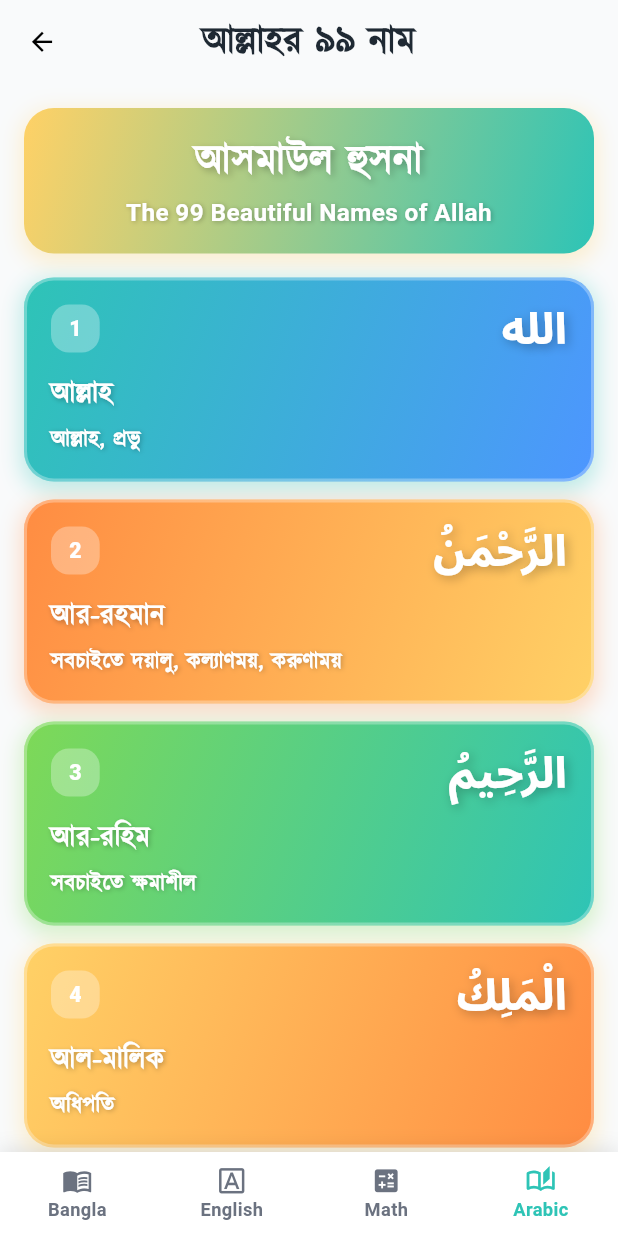
After one commit to KafiulIslam/magical_book, a Flutter app: the AllahNamesScreen screen opened by its route, on a phone screen of 412 x 824 dp. The commit adds this screen. Run offline on Flutter 3.47's test engine with Material 3 defaults, Android fonts, the phone set to English and light mode, and no system bars; our stand-ins replace flutter_riverpod, flutter_screenutil, flutter_svg, gap, go_router, photo_view.

Commit message:
built allah r name screen

```diff
--- a/lib/core/constants/arabic_constant.dart
+++ b/lib/core/constants/arabic_constant.dart
@@ -36,7 +36,7 @@ class ArabicConstants {
       subtitle: 'Names of Allah',
       icon: Icons.label_important_outline,
       color: AppColors.reward,
-      route: Routes.arabicHistory,
+      route: Routes.arabicAllahNames,
     ),
     // Category(
     //   title: 'ইসলামিক ইতিহাস',
@@ -808,5 +808,4 @@ class ArabicConstants {
       banglaMeaning: 'সর্বশ্রেষ্ঠ, গৌরবান্বিত',
     ),
   ];
-
 }
--- a/lib/core/router/app_router.dart
+++ b/lib/core/router/app_router.dart
@@ -6,6 +6,7 @@ import '../../features/arabic/presentation/views/arabic_page.dart';
 import '../../features/arabic/presentation/views/arabic_alphabet_screen.dart';
 import '../../features/arabic/presentation/views/arabic_surah_screen.dart';
 import '../../features/arabic/presentation/views/arabic_gojol_screen.dart';
+import '../../features/arabic/presentation/views/allah_names_screen.dart';
 import '../../features/arabic/presentation/views/surah_details_screen.dart';
 import '../../features/math/model/multiplication_model.dart';
 import '../../features/bangla/presentation/views/bangla_page.dart';
@@ -271,6 +272,13 @@ class AppRouter {
                   child: const ArabicGojolScreen(),
                 ),
               ),
+              GoRoute(
+                path: '/allah-names',
+                pageBuilder: (context, state) => fadeTransitionPage(
+                  state: state,
+                  child: const AllahNamesScreen(),
+                ),
+              ),
             ],
           ),
         ],
--- a/lib/core/router/routes.dart
+++ b/lib/core/router/routes.dart
@@ -38,5 +38,6 @@ class Routes {
   static const String arabicSurah = '$arabic/surah';
   static const String surahDetails = '$arabic/surah/details';
   static const String arabicGhazal = '$arabic/ghazal';
+  static const String arabicAllahNames = '$arabic/allah-names';
   static const String arabicHistory = '$arabic/history';
 }
--- /dev/null
+++ b/lib/features/arabic/presentation/views/allah_names_screen.dart
@@ -0,0 +1,121 @@
+import 'package:flutter/material.dart';
+import 'package:flutter_screenutil/flutter_screenutil.dart';
+import 'package:gap/gap.dart';
+import '../../../../core/constants/app_colors.dart';
+import '../../../../core/constants/arabic_constant.dart';
+import '../../../../core/theme/app_typography.dart';
+import '../../../../core/widgets/card_color_palettes.dart';
+import '../widgets/allah_name_card.dart';
+
+class AllahNamesScreen extends StatelessWidget {
+  const AllahNamesScreen({super.key});
+
+  @override
+  Widget build(BuildContext context) {
+    return Scaffold(
+      appBar: AppBar(
+        title: Text(
+          'আল্লাহর ৯৯ নাম',
+          style: BanglaTypo.headline1.copyWith(fontSize: 24.sp),
+        ),
+        backgroundColor: AppColors.background,
+        elevation: 0,
+      ),
+      body: SingleChildScrollView(
+        padding: const EdgeInsets.all(16.0),
+        child: Column(
+          crossAxisAlignment: CrossAxisAlignment.start,
+          children: [
+            // Header Section
+            _buildHeader(
+              title: 'আসমাউল হুসনা',
+              subtitle: 'The 99 Beautiful Names of Allah',
+              gradientColors: [AppColors.reward, AppColors.primary],
+              emoji: '✨',
+            ),
+            const Gap(16),
+            // Names List
+            ListView.builder(
+              shrinkWrap: true,
+              physics: const NeverScrollableScrollPhysics(),
+              itemCount: ArabicConstants.allahNames.length,
+              itemBuilder: (context, index) {
+                final name = ArabicConstants.allahNames[index];
+                return AllahNameCard(
+                  name: name,
+                  index: index,
+                  colorPalette: CardColorPalettes.alphabet,
+                );
+              },
+            ),
+          ],
+        ),
+      ),
+    );
+  }
+
+  Widget _buildHeader({
+    required String title,
+    required String subtitle,
+    required List<Color> gradientColors,
+    required String emoji,
+  }) {
+    return Container(
+      width: double.infinity,
+      padding: const EdgeInsets.symmetric(horizontal: 20, vertical: 16),
+      decoration: BoxDecoration(
+        borderRadius: BorderRadius.circular(20),
+        gradient: LinearGradient(
+          begin: Alignment.topLeft,
+          end: Alignment.bottomRight,
+          colors: gradientColors,
+        ),
+        boxShadow: [
+          BoxShadow(
+            color: gradientColors[0].withOpacity(0.3),
+            blurRadius: 12,
+            offset: const Offset(0, 4),
+            spreadRadius: 2,
+          ),
+        ],
+      ),
+      child: Column(
+        crossAxisAlignment: CrossAxisAlignment.center,
+        children: [
+          Text(
+            title,
+            style: BanglaTypo.headline2.copyWith(
+              fontSize: 26.sp,
+              fontWeight: FontWeight.w900,
+              color: Colors.white,
+              shadows: const [
+                Shadow(
+                  color: Colors.black26,
+                  blurRadius: 6,
+                  offset: Offset(2, 2),
+                ),
+              ],
+            ),
+          ),
+          const Gap(4),
+          Text(
+            subtitle,
+            textAlign: TextAlign.center,
+            style: EnglishTypo.bodyLarge.copyWith(
+              fontSize: 16.sp,
+              fontWeight: FontWeight.w600,
+              color: Colors.white,
+              shadows: const [
+                Shadow(
+                  color: Colors.black26,
+                  blurRadius: 4,
+                  offset: Offset(1, 1),
+                ),
+              ],
+            ),
+          ),
+        ],
+      ),
+    );
+  }
+}
--- /dev/null
+++ b/lib/features/arabic/presentation/widgets/allah_name_card.dart
@@ -0,0 +1,152 @@
+import 'package:flutter/material.dart';
+import 'package:flutter_screenutil/flutter_screenutil.dart';
+import 'package:gap/gap.dart';
+import 'package:magical_book/core/theme/app_typography.dart';
+import '../../model/allah_name_model.dart';
+
+class AllahNameCard extends StatelessWidget {
+  final AllahNameModel name;
+  final int index;
+  final List<List<Color>> colorPalette;
+
+  const AllahNameCard({
+    super.key,
+    required this.name,
+    required this.index,
+    required this.colorPalette,
+  });
+
+  List<Color> _getCardColors(int index) {
+    return colorPalette[index % colorPalette.length];
+  }
+
+  @override
+  Widget build(BuildContext context) {
+    final cardColors = _getCardColors(index);
+
+    return Container(
+      margin: const EdgeInsets.only(bottom: 12),
+      decoration: BoxDecoration(
+        borderRadius: BorderRadius.circular(20),
+        boxShadow: [
+          BoxShadow(
+            color: cardColors[0].withOpacity(0.3),
+            blurRadius: 12,
+            offset: const Offset(0, 4),
+            spreadRadius: 2,
+          ),
+        ],
+      ),
+      child: Material(
+        color: Colors.transparent,
+        child: InkWell(
+          onTap: () {
+            // TODO: Play audio or show details
+          },
+          borderRadius: BorderRadius.circular(20),
+          child: Container(
+            decoration: BoxDecoration(
+              borderRadius: BorderRadius.circular(20),
+              gradient: LinearGradient(
+                begin: Alignment.topLeft,
+                end: Alignment.bottomRight,
+                colors: cardColors,
+              ),
+              border: Border.all(
+                color: Colors.white.withOpacity(0.3),
+                width: 2,
+              ),
+            ),
+            padding: const EdgeInsets.all(16),
+            child: Column(
+              crossAxisAlignment: CrossAxisAlignment.start,
+              children: [
+                // Number and Arabic Name
+                Row(
+                  crossAxisAlignment: CrossAxisAlignment.start,
+                  children: [
+                    Container(
+                      padding: const EdgeInsets.symmetric(
+                        horizontal: 12,
+                        vertical: 6,
+                      ),
+                      decoration: BoxDecoration(
+                        color: Colors.white.withOpacity(0.3),
+                        borderRadius: BorderRadius.circular(12),
+                      ),
+                      child: Text(
+                        '${name.id}',
+                        style: TextStyle(
+                          fontSize: 14.sp,
+                          fontWeight: FontWeight.w900,
+                          color: Colors.white,
+                        ),
+                      ),
+                    ),
+                    const SizedBox(width: 12),
+                    Expanded(
+                      child: Text(
+                        name.arabicName,
+                        style: TextStyle(
+                          fontFamily: 'NotoSansArabic',
+                          fontSize: 28.sp,
+                          fontWeight: FontWeight.w900,
+                          color: Colors.white,
+                          height: 1.2,
+                          shadows: const [
+                            Shadow(
+                              color: Colors.black26,
+                              blurRadius: 8,
+                              offset: Offset(2, 2),
+                            ),
+                          ],
+                        ),
+                        textAlign: TextAlign.right,
+                        textDirection: TextDirection.rtl,
+                      ),
+                    ),
+                  ],
+                ),
+                const Gap(12),
+                // Bangla Pronunciation
+                Text(
+                  name.banglaPronunciation,
+                  style: BanglaTypo.headline3.copyWith(
+                    fontSize: 18.sp,
+                    color: Colors.white,
+                    shadows: const [
+                      Shadow(
+                        color: Colors.black26,
+                        blurRadius: 4,
+                        offset: Offset(1, 1),
+                      ),
+                    ],
+                  ),
+
+                ),
+                const Gap(8),
+                // Bangla Meaning
+                Text(
+                  name.banglaMeaning,
+                  style: BanglaTypo.headline4.copyWith(
+                    fontSize: 14.sp,
+                    color: Colors.white,
+                    shadows: const [
+                      Shadow(
+                        color: Colors.black26,
+                        blurRadius: 4,
+                        offset: Offset(1, 1),
+                      ),
+                    ],
+                  ),
+                  maxLines: 3,
+                  overflow: TextOverflow.ellipsis,
+                ),
+              ],
+            ),
+          ),
+        ),
+      ),
+    );
+  }
+}
```
